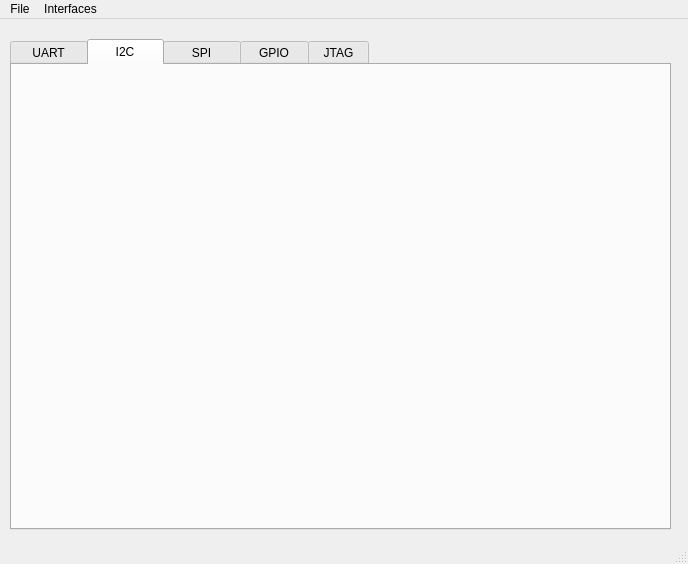
Above: UI-Files/badge.ui from attify/attify-badge before the change. Below: the same form after it.
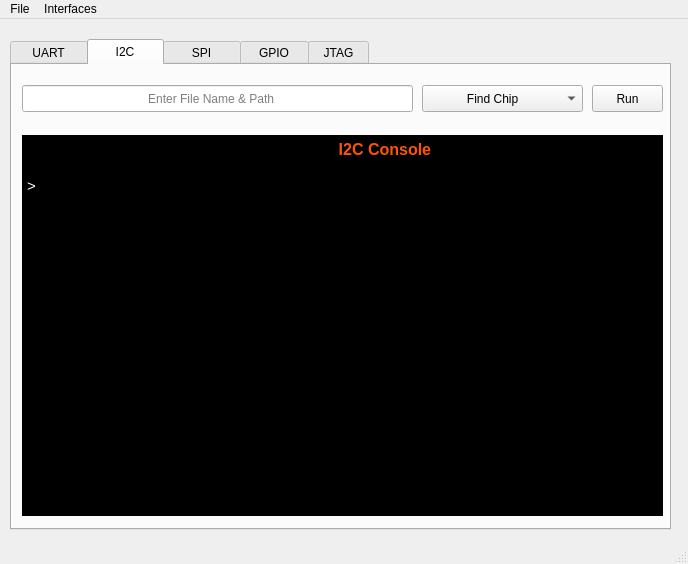
That is the form after the change. The open tabs and pages were chosen to show the change.

The edit to the form file:
```diff
--- a/UI-Files/badge.ui
+++ b/UI-Files/badge.ui
@@ -636,6 +636,500 @@
      <attribute name="title">
       <string>     I2C     </string>
      </attribute>
+     <widget class="QTextEdit" name="I2C_Console">
+      <property name="geometry">
+       <rect>
+        <x>10</x>
+        <y>70</y>
+        <width>641</width>
+        <height>381</height>
+       </rect>
+      </property>
+      <property name="palette">
+       <palette>
+        <active>
+         <colorrole role="WindowText">
+          <brush brushstyle="SolidPattern">
+           <color alpha="255">
+            <red>255</red>
+            <green>255</green>
+            <blue>255</blue>
+           </color>
+          </brush>
+         </colorrole>
+         <colorrole role="Button">
+          <brush brushstyle="SolidPattern">
+           <color alpha="255">
+            <red>0</red>
+            <green>0</green>
+            <blue>0</blue>
+           </color>
+          </brush>
+         </colorrole>
+         <colorrole role="Light">
+          <brush brushstyle="SolidPattern">
+           <color alpha="255">
+            <red>0</red>
+            <green>0</green>
+            <blue>0</blue>
+           </color>
+          </brush>
+         </colorrole>
+         <colorrole role="Midlight">
+          <brush brushstyle="SolidPattern">
+           <color alpha="255">
+            <red>0</red>
+            <green>0</green>
+            <blue>0</blue>
+           </color>
+          </brush>
+         </colorrole>
+         <colorrole role="Dark">
+          <brush brushstyle="SolidPattern">
+           <color alpha="255">
+            <red>0</red>
+            <green>0</green>
+            <blue>0</blue>
+           </color>
+          </brush>
+         </colorrole>
+         <colorrole role="Mid">
+          <brush brushstyle="SolidPattern">
+           <color alpha="255">
+            <red>0</red>
+            <green>0</green>
+            <blue>0</blue>
+           </color>
+          </brush>
+         </colorrole>
+         <colorrole role="Text">
+          <brush brushstyle="SolidPattern">
+           <color alpha="255">
+            <red>255</red>
+            <green>255</green>
+            <blue>255</blue>
+           </color>
+          </brush>
+         </colorrole>
+         <colorrole role="BrightText">
+          <brush brushstyle="SolidPattern">
+           <color alpha="255">
+            <red>255</red>
+            <green>255</green>
+            <blue>255</blue>
+           </color>
+          </brush>
+         </colorrole>
+         <colorrole role="ButtonText">
+          <brush brushstyle="SolidPattern">
+           <color alpha="255">
+            <red>255</red>
+            <green>255</green>
+            <blue>255</blue>
+           </color>
+          </brush>
+         </colorrole>
+         <colorrole role="Base">
+          <brush brushstyle="SolidPattern">
+           <color alpha="255">
+            <red>0</red>
+            <green>0</green>
+            <blue>0</blue>
+           </color>
+          </brush>
+         </colorrole>
+         <colorrole role="Window">
+          <brush brushstyle="SolidPattern">
+           <color alpha="255">
+            <red>0</red>
+            <green>0</green>
+            <blue>0</blue>
+           </color>
+          </brush>
+         </colorrole>
+         <colorrole role="Shadow">
+          <brush brushstyle="SolidPattern">
+           <color alpha="255">
+            <red>0</red>
+            <green>0</green>
+            <blue>0</blue>
+           </color>
+          </brush>
+         </colorrole>
+         <colorrole role="AlternateBase">
+          <brush brushstyle="SolidPattern">
+           <color alpha="255">
+            <red>0</red>
+            <green>0</green>
+            <blue>0</blue>
+           </color>
+          </brush>
+         </colorrole>
+         <colorrole role="ToolTipBase">
+          <brush brushstyle="SolidPattern">
+           <color alpha="255">
+            <red>255</red>
+            <green>255</green>
+            <blue>220</blue>
+           </color>
+          </brush>
+         </colorrole>
+         <colorrole role="ToolTipText">
+          <brush brushstyle="SolidPattern">
+           <color alpha="255">
+            <red>0</red>
+            <green>0</green>
+            <blue>0</blue>
+           </color>
+          </brush>
+         </colorrole>
+        </active>
+        <inactive>
+         <colorrole role="WindowText">
+          <brush brushstyle="SolidPattern">
+           <color alpha="255">
+            <red>255</red>
+            <green>255</green>
+            <blue>255</blue>
+           </color>
+          </brush>
+         </colorrole>
+         <colorrole role="Button">
+          <brush brushstyle="SolidPattern">
+           <color alpha="255">
+            <red>0</red>
+            <green>0</green>
+            <blue>0</blue>
+           </color>
+          </brush>
+         </colorrole>
+         <colorrole role="Light">
+          <brush brushstyle="SolidPattern">
+           <color alpha="255">
+            <red>0</red>
+            <green>0</green>
+            <blue>0</blue>
+           </color>
+          </brush>
+         </colorrole>
+         <colorrole role="Midlight">
+          <brush brushstyle="SolidPattern">
+           <color alpha="255">
+            <red>0</red>
+            <green>0</green>
+            <blue>0</blue>
+           </color>
+          </brush>
+         </colorrole>
+         <colorrole role="Dark">
+          <brush brushstyle="SolidPattern">
+           <color alpha="255">
+            <red>0</red>
+            <green>0</green>
+            <blue>0</blue>
+           </color>
+          </brush>
+         </colorrole>
+         <colorrole role="Mid">
+          <brush brushstyle="SolidPattern">
+           <color alpha="255">
+            <red>0</red>
+            <green>0</green>
+            <blue>0</blue>
+           </color>
+          </brush>
+         </colorrole>
+         <colorrole role="Text">
+          <brush brushstyle="SolidPattern">
+           <color alpha="255">
+            <red>255</red>
+            <green>255</green>
+            <blue>255</blue>
+           </color>
+          </brush>
+         </colorrole>
+         <colorrole role="BrightText">
+          <brush brushstyle="SolidPattern">
+           <color alpha="255">
+            <red>255</red>
+            <green>255</green>
+            <blue>255</blue>
+           </color>
+          </brush>
+         </colorrole>
+         <colorrole role="ButtonText">
+          <brush brushstyle="SolidPattern">
+           <color alpha="255">
+            <red>255</red>
+            <green>255</green>
+            <blue>255</blue>
+           </color>
+          </brush>
+         </colorrole>
+         <colorrole role="Base">
+          <brush brushstyle="SolidPattern">
+           <color alpha="255">
+            <red>0</red>
+            <green>0</green>
+            <blue>0</blue>
+           </color>
+          </brush>
+         </colorrole>
+         <colorrole role="Window">
+          <brush brushstyle="SolidPattern">
+           <color alpha="255">
+            <red>0</red>
+            <green>0</green>
+            <blue>0</blue>
+           </color>
+          </brush>
+         </colorrole>
+         <colorrole role="Shadow">
+          <brush brushstyle="SolidPattern">
+           <color alpha="255">
+            <red>0</red>
+            <green>0</green>
+            <blue>0</blue>
+           </color>
+          </brush>
+         </colorrole>
+         <colorrole role="AlternateBase">
+          <brush brushstyle="SolidPattern">
+           <color alpha="255">
+            <red>0</red>
+            <green>0</green>
+            <blue>0</blue>
+           </color>
+          </brush>
+         </colorrole>
+         <colorrole role="ToolTipBase">
+          <brush brushstyle="SolidPattern">
+           <color alpha="255">
+            <red>255</red>
+            <green>255</green>
+            <blue>220</blue>
+           </color>
+          </brush>
+         </colorrole>
+         <colorrole role="ToolTipText">
+          <brush brushstyle="SolidPattern">
+           <color alpha="255">
+            <red>0</red>
+            <green>0</green>
+            <blue>0</blue>
+           </color>
+          </brush>
+         </colorrole>
+        </inactive>
+        <disabled>
+         <colorrole role="WindowText">
+          <brush brushstyle="SolidPattern">
+           <color alpha="255">
+            <red>0</red>
+            <green>0</green>
+            <blue>0</blue>
+           </color>
+          </brush>
+         </colorrole>
+         <colorrole role="Button">
+          <brush brushstyle="SolidPattern">
+           <color alpha="255">
+            <red>0</red>
+            <green>0</green>
+            <blue>0</blue>
+           </color>
+          </brush>
+         </colorrole>
+         <colorrole role="Light">
+          <brush brushstyle="SolidPattern">
+           <color alpha="255">
+            <red>0</red>
+            <green>0</green>
+            <blue>0</blue>
+           </color>
+          </brush>
+         </colorrole>
+         <colorrole role="Midlight">
+          <brush brushstyle="SolidPattern">
+           <color alpha="255">
+            <red>0</red>
+            <green>0</green>
+            <blue>0</blue>
+           </color>
+          </brush>
+         </colorrole>
+         <colorrole role="Dark">
+          <brush brushstyle="SolidPattern">
+           <color alpha="255">
+            <red>0</red>
+            <green>0</green>
+            <blue>0</blue>
+           </color>
+          </brush>
+         </colorrole>
+         <colorrole role="Mid">
+          <brush brushstyle="SolidPattern">
+           <color alpha="255">
+            <red>0</red>
+            <green>0</green>
+            <blue>0</blue>
+           </color>
+          </brush>
+         </colorrole>
+         <colorrole role="Text">
+          <brush brushstyle="SolidPattern">
+           <color alpha="255">
+            <red>0</red>
+            <green>0</green>
+            <blue>0</blue>
+           </color>
+          </brush>
+         </colorrole>
+         <colorrole role="BrightText">
+          <brush brushstyle="SolidPattern">
+           <color alpha="255">
+            <red>255</red>
+            <green>255</green>
+            <blue>255</blue>
+           </color>
+          </brush>
+         </colorrole>
+         <colorrole role="ButtonText">
+          <brush brushstyle="SolidPattern">
+           <color alpha="255">
+            <red>0</red>
+            <green>0</green>
+            <blue>0</blue>
+           </color>
+          </brush>
+         </colorrole>
+         <colorrole role="Base">
+          <brush brushstyle="SolidPattern">
+           <color alpha="255">
+            <red>0</red>
+            <green>0</green>
+            <blue>0</blue>
+           </color>
+          </brush>
+         </colorrole>
+         <colorrole role="Window">
+          <brush brushstyle="SolidPattern">
+           <color alpha="255">
+            <red>0</red>
+            <green>0</green>
+            <blue>0</blue>
+           </color>
+          </brush>
+         </colorrole>
+         <colorrole role="Shadow">
+          <brush brushstyle="SolidPattern">
+           <color alpha="255">
+            <red>0</red>
+            <green>0</green>
+            <blue>0</blue>
+           </color>
+          </brush>
+         </colorrole>
+         <colorrole role="AlternateBase">
+          <brush brushstyle="SolidPattern">
+           <color alpha="255">
+            <red>0</red>
+            <green>0</green>
+            <blue>0</blue>
+           </color>
+          </brush>
+         </colorrole>
+         <colorrole role="ToolTipBase">
+          <brush brushstyle="SolidPattern">
+           <color alpha="255">
+            <red>255</red>
+            <green>255</green>
+            <blue>220</blue>
+           </color>
+          </brush>
+         </colorrole>
+         <colorrole role="ToolTipText">
+          <brush brushstyle="SolidPattern">
+           <color alpha="255">
+            <red>0</red>
+            <green>0</green>
+            <blue>0</blue>
+           </color>
+          </brush>
+         </colorrole>
+        </disabled>
+       </palette>
+      </property>
+      <property name="html">
+       <string>&lt;!DOCTYPE HTML PUBLIC &quot;-//W3C//DTD HTML 4.0//EN&quot; &quot;http://www.w3.org/TR/REC-html40/strict.dtd&quot;&gt;
+&lt;html&gt;&lt;head&gt;&lt;meta name=&quot;qrichtext&quot; content=&quot;1&quot; /&gt;&lt;style type=&quot;text/css&quot;&gt;
+p, li { white-space: pre-wrap; }
+&lt;/style&gt;&lt;/head&gt;&lt;body style=&quot; font-family:'Ubuntu'; font-size:11pt; font-weight:400; font-style:normal;&quot;&gt;
+&lt;p style=&quot; margin-top:0px; margin-bottom:0px; margin-left:0px; margin-right:0px; -qt-block-indent:0; text-indent:0px;&quot;&gt;                                                                           &lt;span style=&quot; font-size:12pt; font-weight:600; color:#ff5500;&quot;&gt;I2C Console&lt;/span&gt;&lt;/p&gt;
+&lt;p style=&quot; margin-top:0px; margin-bottom:0px; margin-left:0px; margin-right:0px; -qt-block-indent:0; text-indent:0px;&quot;&gt;&lt;span style=&quot; color:#ffaa00;&quot;&gt; &lt;/span&gt;&lt;/p&gt;
+&lt;p style=&quot; margin-top:0px; margin-bottom:0px; margin-left:0px; margin-right:0px; -qt-block-indent:0; text-indent:0px;&quot;&gt;&lt;span style=&quot; color:#ffffff;&quot;&gt;&amp;gt;&lt;/span&gt;&lt;/p&gt;
+&lt;p style=&quot;-qt-paragraph-type:empty; margin-top:0px; margin-bottom:0px; margin-left:0px; margin-right:0px; -qt-block-indent:0; text-indent:0px; color:#ffffff;&quot;&gt;&lt;br /&gt;&lt;/p&gt;&lt;/body&gt;&lt;/html&gt;</string>
+      </property>
+     </widget>
+     <widget class="QLineEdit" name="I2C_FilePath">
+      <property name="geometry">
+       <rect>
+        <x>10</x>
+        <y>20</y>
+        <width>391</width>
+        <height>27</height>
+       </rect>
+      </property>
+      <property name="inputMethodHints">
+       <set>Qt::ImhNone</set>
+      </property>
+      <property name="placeholderText">
+       <string>                                     Enter File Name &amp; Path</string>
+      </property>
+     </widget>
+     <widget class="QComboBox" name="I2C_OperationComboBox">
+      <property name="geometry">
+       <rect>
+        <x>410</x>
+        <y>20</y>
+        <width>161</width>
+        <height>27</height>
+       </rect>
+      </property>
+      <item>
+       <property name="text">
+        <string>            Find Chip</string>
+       </property>
+      </item>
+      <item>
+       <property name="text">
+        <string>               Read</string>
+       </property>
+      </item>
+      <item>
+       <property name="text">
+        <string>               Write</string>
+       </property>
+      </item>
+      <item>
+       <property name="text">
+        <string>               Erase</string>
+       </property>
+      </item>
+     </widget>
+     <widget class="QPushButton" name="I2C_RunButton">
+      <property name="geometry">
+       <rect>
+        <x>580</x>
+        <y>20</y>
+        <width>71</width>
+        <height>27</height>
+       </rect>
+      </property>
+      <property name="text">
+       <string>Run</string>
+      </property>
+     </widget>
     </widget>
     <widget class="QWidget" name="tab_SPI">
      <attribute name="title">
```
Left out of the diff: 6 changed lines with no effect on the pictures.
